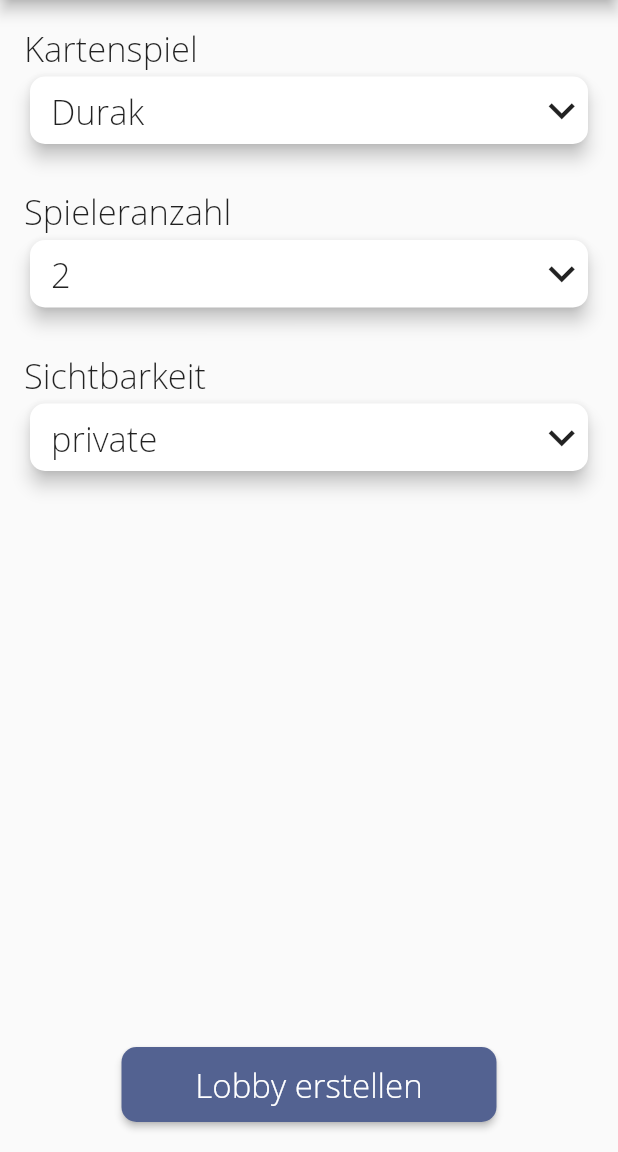
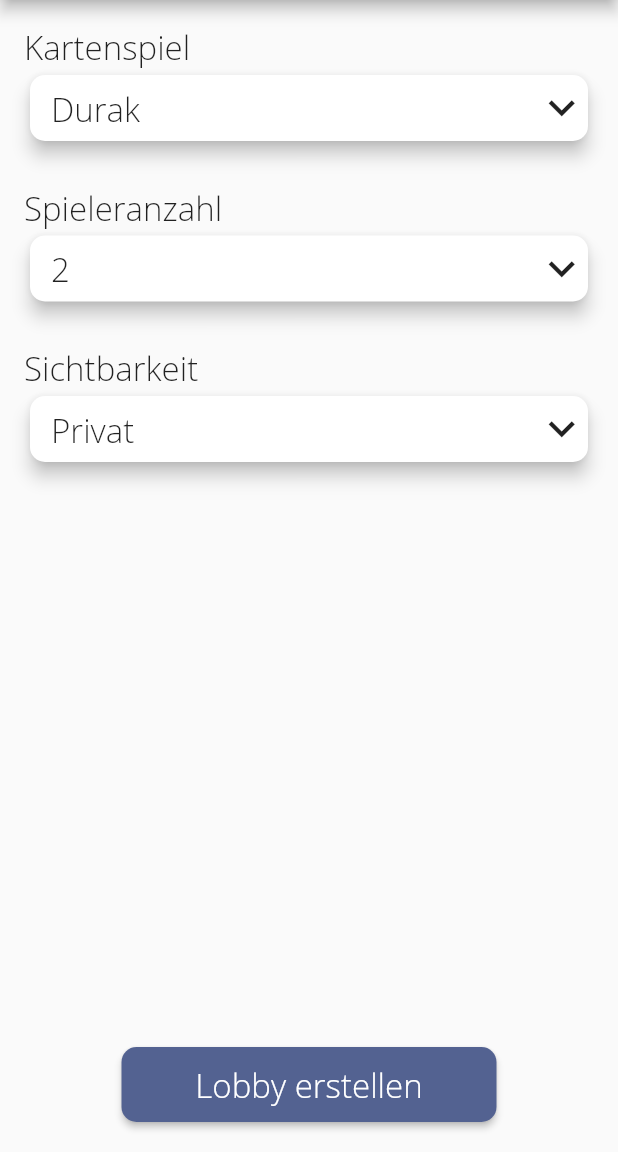
Before and after one commit to cardholder/app, a Flutter app: the screen it shows after launch, after a tap on "Lobby erstellen", on a phone screen of 412 x 824 dp, the part 84-1236 px from its top. Run offline on Flutter 3.47's test engine with Material 2 defaults, Android fonts, the phone set to English and light mode, and no system bars; generated files the repository leaves out were written again; network calls fail.

Commit message:
:lipstick: minor UI improvements

```diff
--- a/lib/main.dart
+++ b/lib/main.dart
@@ -17,12 +17,16 @@ class Cardholder extends StatelessWidget {
         primaryColor: Color.fromRGBO(110, 174, 173, 1),
         buttonColor: Color.fromRGBO(83, 98, 145, 1),
         textTheme: TextTheme(
-          body1: TextStyle(fontSize: 23),
+          body1: TextStyle(fontSize: 22),
+          body2: TextStyle(
+            fontSize: 22,
+            color: Color.fromRGBO(128, 128, 128, 1),
+          ),
         ),
         cardTheme: CardTheme(
           elevation: 5,
           shape: RoundedRectangleBorder(
-            borderRadius: BorderRadius.all(Radius.circular(10))),
+              borderRadius: BorderRadius.all(Radius.circular(10))),
         ),
       ),
       initialRoute: '/',
--- a/lib/widgets/ch_gamecard.dart
+++ b/lib/widgets/ch_gamecard.dart
@@ -25,6 +25,7 @@ class GameCard extends StatelessWidget {
                 Text(
                   'Spieler ${_lobby.players.length.toString()} / ${_lobby.maxPlayers}',
                   textAlign: TextAlign.left,
+                  style: Theme.of(context).textTheme.body2,
                 ),
               ],
             ),
@@ -32,7 +33,10 @@ class GameCard extends StatelessWidget {
               crossAxisAlignment: CrossAxisAlignment.end,
               children: <Widget>[
                 IconButton(
-                  icon: Icon(Icons.play_arrow),
+                  icon: Icon(
+                    Icons.play_arrow,
+                    size: 35,
+                  ),
                   onPressed: () {
                     Navigator.pushNamed(context, '/lobby', arguments: _lobby);
                   },
--- a/lib/widgets/lobbysettings.dart
+++ b/lib/widgets/lobbysettings.dart
@@ -29,7 +29,7 @@ class LobbySettingsState extends State<LobbySettings> {
   var channel;
   var cardgameOptions = ['Durak', 'Mau-Mau'];
   var maxPlayerOptions = ['2', '3', '4', '5', '6', '7', '8'];
-  var visibilityOptions = ['private', 'Öffentlich'];
+  var visibilityOptions = ['Privat', 'Öffentlich'];
 
   @override
   Widget build(BuildContext context) {
```
